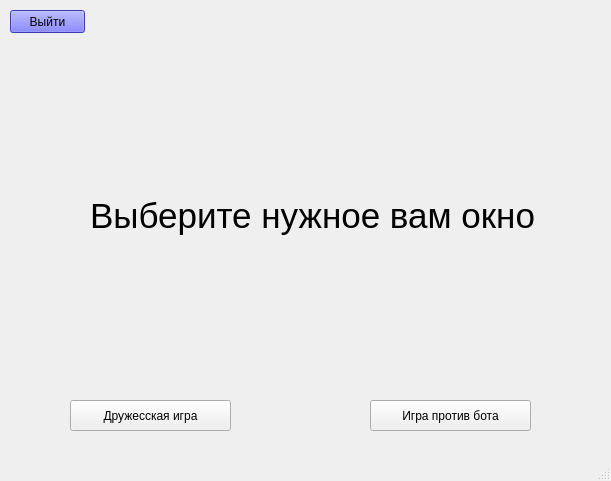
First picture: the form in kabinet.ui, repository j3glove/coursework_checkers, before the edit.
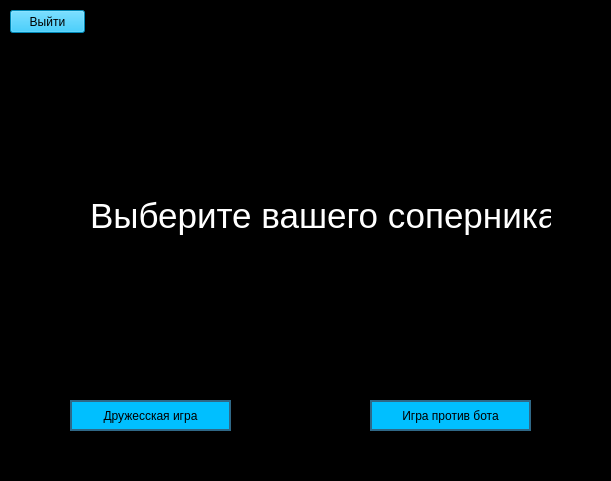
Second picture: the form after the edit.

The edit to the form file:
```diff
--- a/kabinet.ui
+++ b/kabinet.ui
@@ -13,6 +13,9 @@
   <property name="windowTitle">
    <string>Личный кабинет</string>
   </property>
+  <property name="styleSheet">
+   <string notr="true">background-color: rgb(0, 0, 0)</string>
+  </property>
   <widget class="QWidget" name="centralwidget">
    <widget class="QPushButton" name="exitkab">
     <property name="geometry">
@@ -24,7 +27,8 @@
      </rect>
     </property>
     <property name="styleSheet">
-     <string notr="true">background-color: #5555F5</string>
+     <string notr="true">background-color: #00BFFF
+</string>
     </property>
     <property name="text">
      <string>Выйти</string>
@@ -54,8 +58,11 @@
         <pointsize>26</pointsize>
        </font>
       </property>
+      <property name="styleSheet">
+       <string notr="true">color: rgb(255, 255, 255);</string>
+      </property>
       <property name="text">
-       <string>Выберите нужное вам окно</string>
+       <string>Выберите вашего соперника</string>
       </property>
      </widget>
     </widget>
@@ -99,6 +106,11 @@
       <height>31</height>
      </rect>
     </property>
+    <property name="styleSheet">
+     <string notr="true">background-color: #00BFFF;
+border:2px solid #2f6887;
+border-radius: 30;</string>
+    </property>
     <property name="text">
      <string>Дружесская игра</string>
     </property>
@@ -112,6 +124,11 @@
       <height>31</height>
      </rect>
     </property>
+    <property name="styleSheet">
+     <string notr="true">background-color: #00BFFF;
+border:2px solid #2f6887;
+border-radius: 30;</string>
+    </property>
     <property name="text">
      <string>Игра против бота</string>
     </property>
```
Left out of the diff: 10 changed lines with no effect on the pictures.
